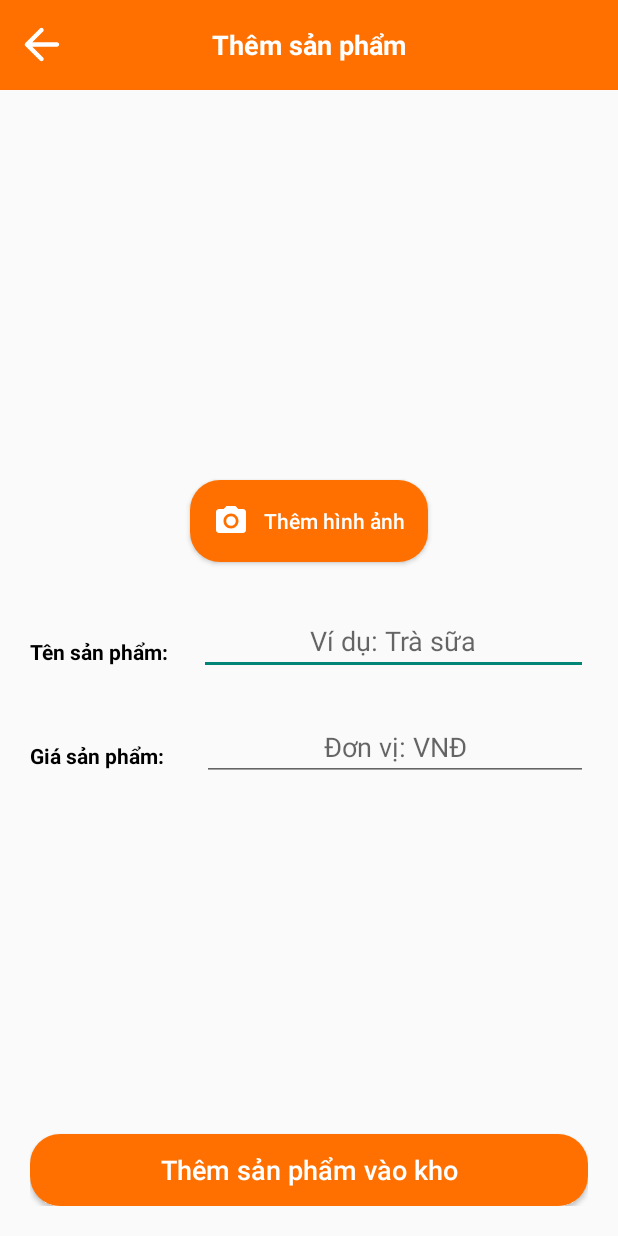
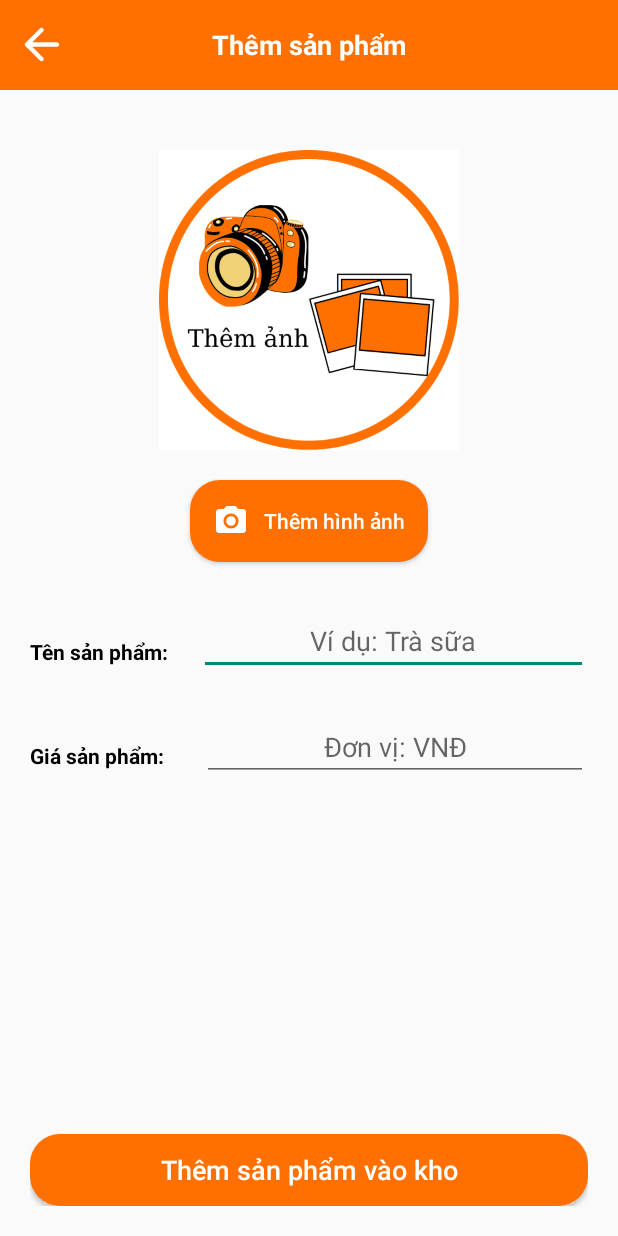
Before and after one commit to LeCongTung/FoodyApp, an Android app: the AddProduct screen opened directly, with no data from a screen before it, on a phone screen of 412 x 824 dp. Run offline under Robolectric (Android 15) with nearby library versions, the phone set to English and light mode, and no system bars; libraries missing offline, so code that uses them is left out: com.theartofdev.edmodo.

Commit message:
Event | Add an item (Fix)

```diff
--- a/app/src/main/res/layout/activity_add_product.xml
+++ b/app/src/main/res/layout/activity_add_product.xml
@@ -52,7 +52,8 @@
             android:layout_height="200dp"
             android:layout_centerHorizontal="true"
 
-            android:layout_marginTop="20dp" />
+            android:layout_marginTop="20dp"
+            android:src="@drawable/addImg" />
 
         <Button
             android:id="@+id/btnaddImage"
```
Also changed, not shown: app/src/main/res/drawable/addImg.png (added).
